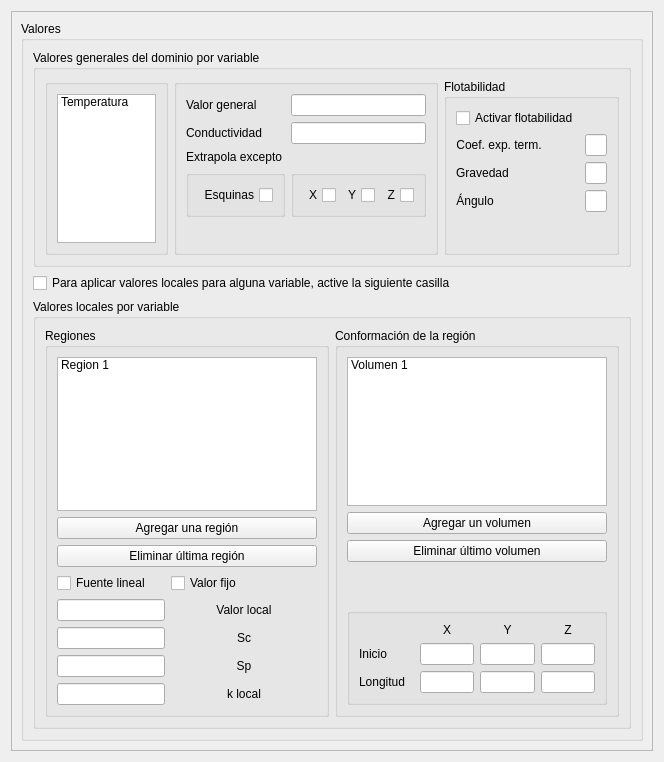
Above: values_window/ui/values_window.ui from luisdavidrodm/PrePRODIC3D before the change. Below: the same form after it.
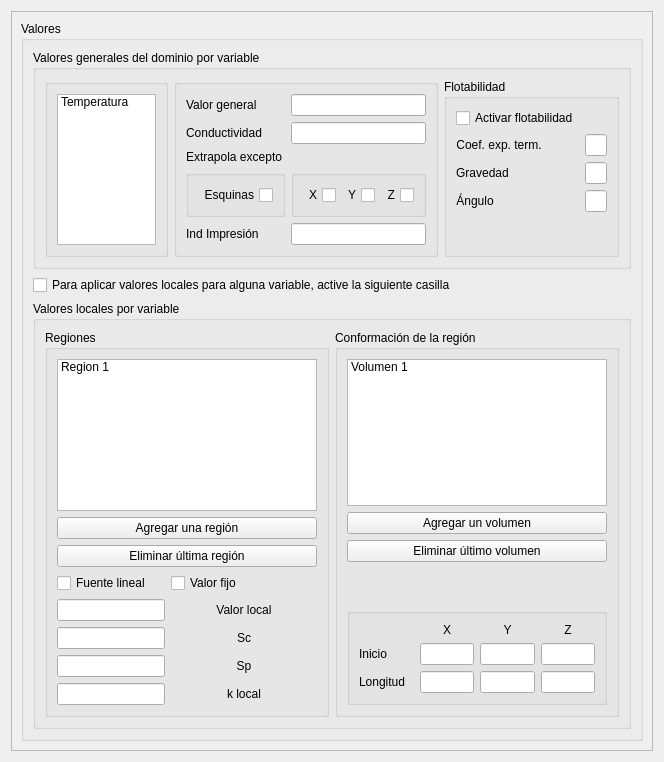
That is the form after the change.

Commit message: inclusion de IXYZ y TOL en ventanas valores y variables respectivamente

What changed in the file:
```diff
--- a/values_window/ui/values_window.ui
+++ b/values_window/ui/values_window.ui
@@ -153,6 +153,16 @@
                   </property>
                  </widget>
                 </item>
+                <item row="7" column="0">
+                 <widget class="QLabel" name="label_16">
+                  <property name="text">
+                   <string>Ind Impresión</string>
+                  </property>
+                 </widget>
+                </item>
+                <item row="7" column="1">
+                 <widget class="QLineEdit" name="le_ixyz"/>
+                </item>
                </layout>
               </widget>
              </item>
```
The commit also changes 3 other files.
